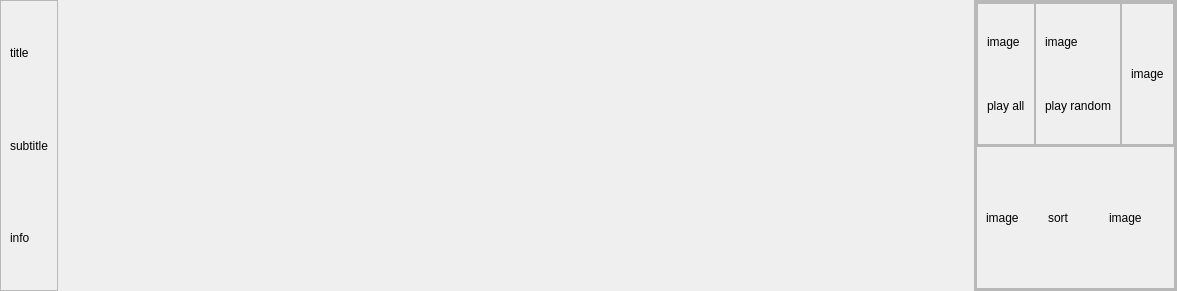
This is CaX/widget/base/infotracks.ui in fsest4u/CaX_03 as Qt 5 draws it before an edit. The edited form follows.
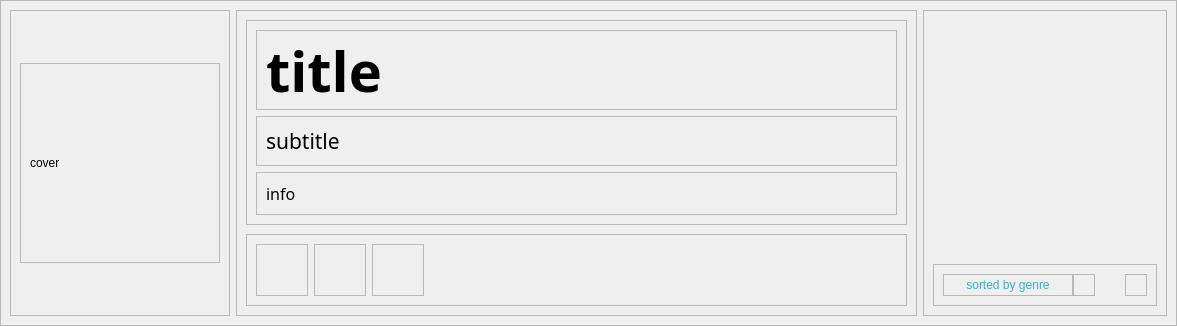
This is the edited form. Icons and pictures are not drawn.

Commit message: play window, info tracks window 디자인 일부 적용

Diff of the .ui file:
```diff
--- a/CaX/widget/base/infotracks.ui
+++ b/CaX/widget/base/infotracks.ui
@@ -7,16 +7,25 @@
     <x>0</x>
     <y>0</y>
     <width>1177</width>
-    <height>291</height>
+    <height>326</height>
    </rect>
   </property>
+  <property name="minimumSize">
+   <size>
+    <width>0</width>
+    <height>0</height>
+   </size>
+  </property>
+  <property name="maximumSize">
+   <size>
+    <width>16777215</width>
+    <height>16777215</height>
+   </size>
+  </property>
   <property name="windowTitle">
    <string>Form</string>
   </property>
-  <layout class="QHBoxLayout" name="horizontalLayout">
-   <property name="spacing">
-    <number>0</number>
-   </property>
+  <layout class="QGridLayout" name="gridLayout_12">
    <property name="leftMargin">
     <number>0</number>
    </property>
@@ -29,100 +38,184 @@
    <property name="bottomMargin">
     <number>0</number>
    </property>
-   <item>
-    <widget class="QFrame" name="frame">
+   <property name="spacing">
+    <number>0</number>
+   </property>
+   <item row="0" column="0">
+    <widget class="QFrame" name="frame_13">
      <property name="frameShape">
       <enum>QFrame::StyledPanel</enum>
      </property>
      <property name="frameShadow">
       <enum>QFrame::Raised</enum>
      </property>
-     <layout class="QVBoxLayout" name="verticalLayout_3">
+     <layout class="QHBoxLayout" name="horizontalLayout">
       <item>
-       <widget class="QLabel" name="labelTitle">
-        <property name="text">
-         <string>title</string>
+       <widget class="QFrame" name="frame_3">
+        <property name="frameShape">
+         <enum>QFrame::StyledPanel</enum>
         </property>
-       </widget>
-      </item>
-      <item>
-       <widget class="QLabel" name="labelSubtitle">
-        <property name="text">
-         <string>subtitle</string>
+        <property name="frameShadow">
+         <enum>QFrame::Raised</enum>
         </property>
+        <layout class="QGridLayout" name="gridLayout">
+         <item row="0" column="0">
+          <widget class="QFrame" name="frame_9">
+           <property name="minimumSize">
+            <size>
+             <width>200</width>
+             <height>200</height>
+            </size>
+           </property>
+           <property name="maximumSize">
+            <size>
+             <width>200</width>
+             <height>200</height>
+            </size>
+           </property>
+           <property name="frameShape">
+            <enum>QFrame::StyledPanel</enum>
+           </property>
+           <property name="frameShadow">
+            <enum>QFrame::Raised</enum>
+           </property>
+           <layout class="QGridLayout" name="gridLayout_8">
+            <item row="0" column="0">
+             <widget class="QLabel" name="labelCover">
+              <property name="text">
+               <string>cover</string>
+              </property>
+             </widget>
+            </item>
+           </layout>
+          </widget>
+         </item>
+        </layout>
        </widget>
       </item>
       <item>
-       <widget class="QLabel" name="labelInfo">
-        <property name="text">
-         <string>info</string>
-        </property>
-       </widget>
-      </item>
-     </layout>
-    </widget>
-   </item>
-   <item>
-    <spacer name="horizontalSpacer">
-     <property name="orientation">
-      <enum>Qt::Horizontal</enum>
-     </property>
-     <property name="sizeHint" stdset="0">
-      <size>
-       <width>973</width>
-       <height>20</height>
-      </size>
-     </property>
-    </spacer>
-   </item>
-   <item>
-    <widget class="QFrame" name="frame_2">
-     <property name="frameShape">
-      <enum>QFrame::StyledPanel</enum>
-     </property>
-     <property name="frameShadow">
-      <enum>QFrame::Raised</enum>
-     </property>
-     <layout class="QVBoxLayout" name="verticalLayout">
-      <property name="spacing">
-       <number>0</number>
-      </property>
-      <property name="leftMargin">
-       <number>0</number>
-      </property>
-      <property name="topMargin">
-       <number>0</number>
-      </property>
-      <property name="rightMargin">
-       <number>0</number>
-      </property>
-      <property name="bottomMargin">
-       <number>0</number>
-      </property>
-      <item>
-       <widget class="QFrame" name="frame_4">
+       <widget class="QFrame" name="frame">
         <property name="frameShape">
          <enum>QFrame::StyledPanel</enum>
         </property>
         <property name="frameShadow">
          <enum>QFrame::Raised</enum>
         </property>
-        <layout class="QVBoxLayout" name="verticalLayout_2">
-         <property name="spacing">
-          <number>0</number>
-         </property>
-         <property name="leftMargin">
-          <number>0</number>
-         </property>
-         <property name="topMargin">
-          <number>0</number>
-         </property>
-         <property name="rightMargin">
-          <number>0</number>
-         </property>
-         <property name="bottomMargin">
-          <number>0</number>
-         </property>
+        <layout class="QVBoxLayout" name="verticalLayout_3">
+         <item>
+          <widget class="QFrame" name="frame_5">
+           <property name="frameShape">
+            <enum>QFrame::StyledPanel</enum>
+           </property>
+           <property name="frameShadow">
+            <enum>QFrame::Raised</enum>
+           </property>
+           <layout class="QVBoxLayout" name="verticalLayout_6">
+            <item>
+             <widget class="QFrame" name="frame_10">
+              <property name="minimumSize">
+               <size>
+                <width>0</width>
+                <height>80</height>
+               </size>
+              </property>
+              <property name="maximumSize">
+               <size>
+                <width>16777215</width>
+                <height>80</height>
+               </size>
+              </property>
+              <property name="frameShape">
+               <enum>QFrame::StyledPanel</enum>
+              </property>
+              <property name="frameShadow">
+               <enum>QFrame::Raised</enum>
+              </property>
+              <layout class="QGridLayout" name="gridLayout_9">
+               <item row="0" column="0">
+                <widget class="QLabel" name="labelTitle">
+                 <property name="font">
+                  <font>
+                   <family>Segoe UI Semibold</family>
+                   <pointsize>42</pointsize>
+                   <weight>75</weight>
+                   <bold>true</bold>
+                  </font>
+                 </property>
+                 <property name="text">
+                  <string>title</string>
+                 </property>
+                </widget>
+               </item>
+              </layout>
+             </widget>
+            </item>
+            <item>
+             <widget class="QFrame" name="frame_11">
+              <property name="frameShape">
+               <enum>QFrame::StyledPanel</enum>
+              </property>
+              <property name="frameShadow">
+               <enum>QFrame::Raised</enum>
+              </property>
+              <layout class="QGridLayout" name="gridLayout_10">
+               <item row="0" column="0">
+                <widget class="QLabel" name="labelSubtitle">
+                 <property name="font">
+                  <font>
+                   <family>Segoe UI Semilight</family>
+                   <pointsize>16</pointsize>
+                  </font>
+                 </property>
+                 <property name="text">
+                  <string>subtitle</string>
+                 </property>
+                </widget>
+               </item>
+              </layout>
+             </widget>
+            </item>
+            <item>
+             <widget class="QFrame" name="frame_12">
+              <property name="frameShape">
+               <enum>QFrame::StyledPanel</enum>
+              </property>
+              <property name="frameShadow">
+               <enum>QFrame::Raised</enum>
+              </property>
+              <layout class="QGridLayout" name="gridLayout_11">
+               <item row="0" column="0">
+                <widget class="QLabel" name="labelInfo">
+                 <property name="font">
+                  <font>
+                   <family>Segoe UI Semilight</family>
+                   <pointsize>12</pointsize>
+                  </font>
+                 </property>
+                 <property name="text">
+                  <string>info</string>
+                 </property>
+                </widget>
+               </item>
+              </layout>
+             </widget>
+            </item>
+           </layout>
+          </widget>
+         </item>
+         <item>
+          <spacer name="verticalSpacer_2">
+           <property name="orientation">
+            <enum>Qt::Vertical</enum>
+           </property>
+           <property name="sizeHint" stdset="0">
+            <size>
+             <width>20</width>
+             <height>40</height>
+            </size>
+           </property>
+          </spacer>
+         </item>
          <item>
           <widget class="QFrame" name="frame_6">
            <property name="frameShape">
@@ -133,40 +226,74 @@
            </property>
            <layout class="QHBoxLayout" name="horizontalLayout_3">
             <property name="spacing">
-             <number>0</number>
+             <number>6</number>
             </property>
             <property name="leftMargin">
-             <number>0</number>
+             <number>9</number>
             </property>
             <property name="topMargin">
-             <number>0</number>
+             <number>9</number>
             </property>
             <property name="rightMargin">
-             <number>0</number>
+             <number>9</number>
             </property>
             <property name="bottomMargin">
-             <number>0</number>
+             <number>9</number>
             </property>
             <item>
              <widget class="QFrame" name="framePlayAll">
+              <property name="minimumSize">
+               <size>
+                <width>52</width>
+                <height>52</height>
+               </size>
+              </property>
+              <property name="maximumSize">
+               <size>
+                <width>52</width>
+                <height>52</height>
+               </size>
+              </property>
+              <property name="styleSheet">
+               <string notr="true"/>
+              </property>
               <property name="frameShape">
                <enum>QFrame::StyledPanel</enum>
               </property>
               <property name="frameShadow">
                <enum>QFrame::Raised</enum>
               </property>
-              <layout class="QVBoxLayout" name="verticalLayout_4">
-               <item>
-                <widget class="QLabel" name="labelImagePlayAll">
-                 <property name="text">
-                  <string>image</string>
-                 </property>
-                </widget>
-               </item>
-               <item>
+              <layout class="QGridLayout" name="gridLayout_2">
+               <property name="leftMargin">
+                <number>0</number>
+               </property>
+               <property name="topMargin">
+                <number>0</number>
+               </property>
+               <property name="rightMargin">
+                <number>0</number>
+               </property>
+               <property name="bottomMargin">
+                <number>0</number>
+               </property>
+               <property name="horizontalSpacing">
+                <number>0</number>
+               </property>
+               <item row="0" column="0">
                 <widget class="QLabel" name="labelPlayAll">
+                 <property name="styleSheet">
+                  <string notr="true">QLabel
+{
+  border-image: url(:/resource/Icon-52-play.png);
+}
+
+QLabel:hover
+{
+  border-image: url(:/resource/Icon-52-play-o.png);
+}</string>
+                 </property>
                  <property name="text">
-                  <string>play all</string>
+                  <string/>
                  </property>
                 </widget>
                </item>
@@ -175,24 +302,55 @@
             </item>
             <item>
              <widget class="QFrame" name="framePlayRandom">
+              <property name="minimumSize">
+               <size>
+                <width>52</width>
+                <height>52</height>
+               </size>
+              </property>
+              <property name="maximumSize">
+               <size>
+                <width>52</width>
+                <height>52</height>
+               </size>
+              </property>
               <property name="frameShape">
                <enum>QFrame::StyledPanel</enum>
               </property>
               <property name="frameShadow">
                <enum>QFrame::Raised</enum>
               </property>
-              <layout class="QVBoxLayout" name="verticalLayout_5">
-               <item>
-                <widget class="QLabel" name="labelImagePlayRandom">
-                 <property name="text">
-                  <string>image</string>
-                 </property>
-                </widget>
-               </item>
-               <item>
+              <layout class="QGridLayout" name="gridLayout_3">
+               <property name="leftMargin">
+                <number>0</number>
+               </property>
+               <property name="topMargin">
+                <number>0</number>
+               </property>
+               <property name="rightMargin">
+                <number>0</number>
+               </property>
+               <property name="bottomMargin">
+                <number>0</number>
+               </property>
+               <property name="spacing">
+                <number>0</number>
+               </property>
+               <item row="0" column="0">
                 <widget class="QLabel" name="labelPlayRandom">
+                 <property name="styleSheet">
+                  <string notr="true">QLabel
+{
+  border-image: url(:/resource/Icon-52-random.png);
+}
+
+QLabel:hover
+{
+  border-image: url(:/resource/Icon-52-random-o.png);
+}</string>
+                 </property>
                  <property name="text">
-                  <string>play random</string>
+                  <string/>
                  </property>
                 </widget>
                </item>
@@ -201,6 +359,18 @@
             </item>
             <item>
              <widget class="QFrame" name="frameSubmenu">
+              <property name="minimumSize">
+               <size>
+                <width>52</width>
+                <height>52</height>
+               </size>
+              </property>
+              <property name="maximumSize">
+               <size>
+                <width>52</width>
+                <height>52</height>
+               </size>
+              </property>
               <property name="frameShape">
                <enum>QFrame::StyledPanel</enum>
               </property>
@@ -208,18 +378,97 @@
                <enum>QFrame::Raised</enum>
               </property>
               <layout class="QGridLayout" name="gridLayout_4">
+               <property name="leftMargin">
+                <number>0</number>
+               </property>
+               <property name="topMargin">
+                <number>0</number>
+               </property>
+               <property name="rightMargin">
+                <number>0</number>
+               </property>
+               <property name="bottomMargin">
+                <number>0</number>
+               </property>
+               <property name="spacing">
+                <number>0</number>
+               </property>
                <item row="0" column="0">
-                <widget class="QLabel" name="labelImageSubmenu">
+                <widget class="QLabel" name="labelSubmenu">
+                 <property name="styleSheet">
+                  <string notr="true">QLabel
+{
+  border-image: url(:/resource/Icon-52-smenu.png);
+}
+
+QLabel:hover
+{
+  border-image: url(:/resource/Icon-52-smenu-o.png);
+}</string>
+                 </property>
                  <property name="text">
-                  <string>image</string>
+                  <string/>
                  </property>
                 </widget>
                </item>
               </layout>
              </widget>
             </item>
+            <item>
+             <spacer name="horizontalSpacer">
+              <property name="orientation">
+               <enum>Qt::Horizontal</enum>
+              </property>
+              <property name="sizeHint" stdset="0">
+               <size>
+                <width>40</width>
+                <height>20</height>
+               </size>
+              </property>
+             </spacer>
+            </item>
            </layout>
           </widget>
+         </item>
+        </layout>
+       </widget>
+      </item>
+      <item>
+       <widget class="QFrame" name="frame_4">
+        <property name="frameShape">
+         <enum>QFrame::StyledPanel</enum>
+        </property>
+        <property name="frameShadow">
+         <enum>QFrame::Raised</enum>
+        </property>
+        <layout class="QVBoxLayout" name="verticalLayout_2">
+         <property name="spacing">
+          <number>6</number>
+         </property>
+         <property name="leftMargin">
+          <number>9</number>
+         </property>
+         <property name="topMargin">
+          <number>9</number>
+         </property>
+         <property name="rightMargin">
+          <number>9</number>
+         </property>
+         <property name="bottomMargin">
+          <number>9</number>
+         </property>
+         <item>
+          <spacer name="verticalSpacer">
+           <property name="orientation">
+            <enum>Qt::Vertical</enum>
+           </property>
+           <property name="sizeHint" stdset="0">
+            <size>
+             <width>20</width>
+             <height>40</height>
+            </size>
+           </property>
+          </spacer>
          </item>
          <item>
           <widget class="QFrame" name="frameSort">
@@ -230,25 +479,199 @@
             <enum>QFrame::Raised</enum>
            </property>
            <layout class="QHBoxLayout" name="horizontalLayout_2">
+            <property name="spacing">
+             <number>0</number>
+            </property>
             <item>
-             <widget class="QLabel" name="labelImageResize">
-              <property name="text">
-               <string>image</string>
+             <widget class="QFrame" name="frame_8">
+              <property name="minimumSize">
+               <size>
+                <width>130</width>
+                <height>22</height>
+               </size>
               </property>
+              <property name="maximumSize">
+               <size>
+                <width>130</width>
+                <height>22</height>
+               </size>
+              </property>
+              <property name="frameShape">
+               <enum>QFrame::StyledPanel</enum>
+              </property>
+              <property name="frameShadow">
+               <enum>QFrame::Raised</enum>
+              </property>
+              <layout class="QGridLayout" name="gridLayout_7">
+               <property name="leftMargin">
+                <number>0</number>
+               </property>
+               <property name="topMargin">
+                <number>0</number>
+               </property>
+               <property name="rightMargin">
+                <number>0</number>
+               </property>
+               <property name="bottomMargin">
+                <number>0</number>
+               </property>
+               <property name="spacing">
+                <number>0</number>
+               </property>
+               <item row="0" column="0">
+                <widget class="QLabel" name="labelSort">
+                 <property name="styleSheet">
+                  <string notr="true">QLabel
+{
+  color: rgb(52, 174, 214);
+  border-image: url(:/resource/Icon-130-sort.png);
+}
+
+QLabel:hover
+{
+  color: rgb(255, 255, 255);
+  border-image: url(:/resource/Icon-130-sort-o.png);
+}</string>
+                 </property>
+                 <property name="text">
+                  <string>sorted by genre</string>
+                 </property>
+                 <property name="alignment">
+                  <set>Qt::AlignCenter</set>
+                 </property>
+                </widget>
+               </item>
+              </layout>
              </widget>
             </item>
             <item>
-             <widget class="QLabel" name="labelSort">
-              <property name="text">
-               <string>sort</string>
+             <widget class="QFrame" name="frame_7">
+              <property name="minimumSize">
+               <size>
+                <width>22</width>
+                <height>22</height>
+               </size>
               </property>
+              <property name="maximumSize">
+               <size>
+                <width>22</width>
+                <height>22</height>
+               </size>
+              </property>
+              <property name="frameShape">
+               <enum>QFrame::StyledPanel</enum>
+              </property>
+              <property name="frameShadow">
+               <enum>QFrame::Raised</enum>
+              </property>
+              <layout class="QGridLayout" name="gridLayout_6">
+               <property name="leftMargin">
+                <number>0</number>
+               </property>
+               <property name="topMargin">
+                <number>0</number>
+               </property>
+               <property name="rightMargin">
+                <number>0</number>
+               </property>
+               <property name="bottomMargin">
+                <number>0</number>
+               </property>
+               <property name="spacing">
+                <number>0</number>
+               </property>
+               <item row="0" column="0">
+                <widget class="QLabel" name="labelIncDec">
+                 <property name="styleSheet">
+                  <string notr="true">QLabel
+{
+  border-image: url(:/resource/Icon-22-sortd.png);
+}
+
+QLabel:hover
+{
+  border-image: url(:/resource/Icon-22-sortd-o.png);
+}</string>
+                 </property>
+                 <property name="text">
+                  <string/>
+                 </property>
+                </widget>
+               </item>
+              </layout>
              </widget>
             </item>
             <item>
-             <widget class="QLabel" name="labelImageSort">
-              <property name="text">
-               <string>image</string>
+             <spacer name="horizontalSpacer_2">
+              <property name="orientation">
+               <enum>Qt::Horizontal</enum>
               </property>
+              <property name="sizeType">
+               <enum>QSizePolicy::Fixed</enum>
+              </property>
+              <property name="sizeHint" stdset="0">
+               <size>
+                <width>30</width>
+                <height>20</height>
+               </size>
+              </property>
+             </spacer>
+            </item>
+            <item>
+             <widget class="QFrame" name="frame_2">
+              <property name="minimumSize">
+               <size>
+                <width>22</width>
+                <height>22</height>
+               </size>
+              </property>
+              <property name="maximumSize">
+               <size>
+                <width>22</width>
+                <height>22</height>
+               </size>
+              </property>
+              <property name="frameShape">
+               <enum>QFrame::StyledPanel</enum>
+              </property>
+              <property name="frameShadow">
+               <enum>QFrame::Raised</enum>
+              </property>
+              <layout class="QGridLayout" name="gridLayout_5">
+               <property name="leftMargin">
+                <number>0</number>
+               </property>
+               <property name="topMargin">
+                <number>0</number>
+               </property>
+               <property name="rightMargin">
+                <number>0</number>
+               </property>
+               <property name="bottomMargin">
+                <number>0</number>
+               </property>
+               <property name="spacing">
+                <number>0</number>
+               </property>
+               <item row="0" column="0">
+                <widget class="QLabel" name="labelResize">
+                 <property name="styleSheet">
+                  <string notr="true">QLabel
+{
+  border-image: url(:/resource/Icon-22-iconsize.png);
+}
+
+QLabel:hover
+{
+  border-image: url(:/resource/Icon-22-iconsize-o.png);
+}</string>
+                 </property>
+                 <property name="text">
+                  <string/>
+                 </property>
+                </widget>
+               </item>
+              </layout>
              </widget>
             </item>
            </layout>
```
The commit also changes 1 other file.
